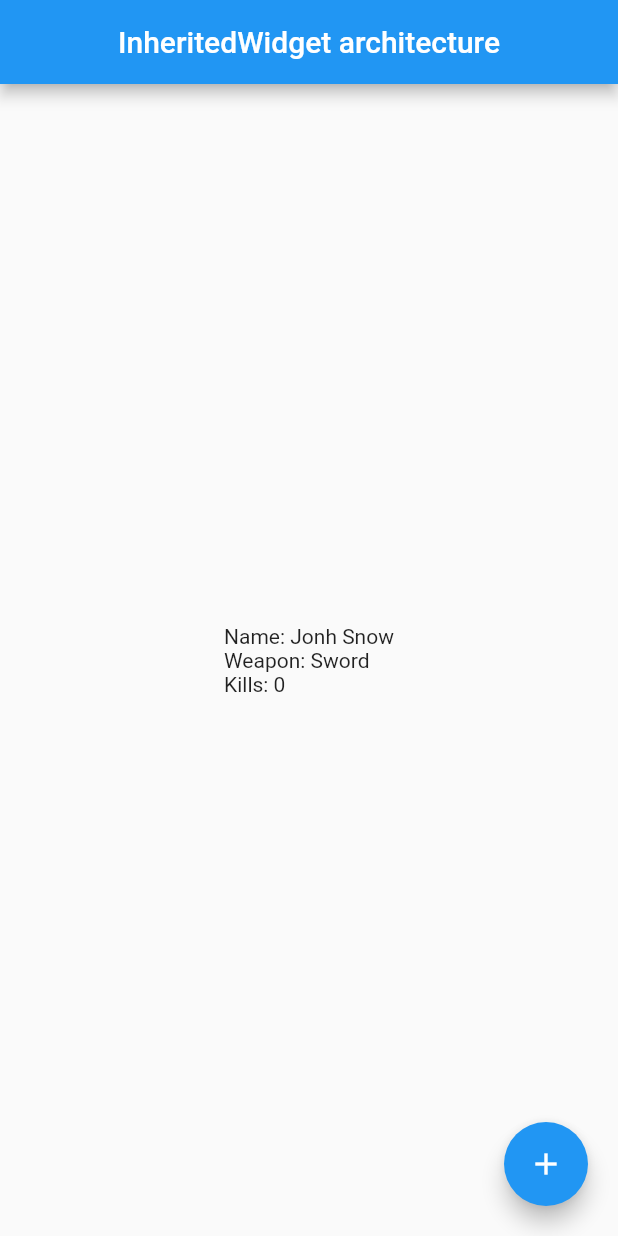
After one commit to Elfsilon/flutter_study, a Flutter app: the screen it shows after launch, on a phone screen of 412 x 824 dp. The commit adds this screen. Run offline on Flutter 3.47's test engine with Material 2 defaults, Android fonts, the phone set to English and light mode, and no system bars; our stand-ins replace email_validator, firebase_auth, firebase_core; accounts and stored records are empty.

Commit message:
learned mutable and immutable InheritedWidget

```diff
--- a/studyapp2_architectures/lib/inherited_widget_way/inherited_counter.dart
+++ /dev/null
@@ -1,17 +0,0 @@
-import 'package:flutter/material.dart';
-
-class InheritedCounter extends InheritedWidget {
-  const InheritedCounter({
-    super.key,
-    required super.child,
-  });
-
-  static InheritedCounter? of(BuildContext context) {
-    final result = context.dependOnInheritedWidgetOfExactType<InheritedCounter>();
-    assert(result != null, "No InheritedCounter found in context");
-    return result;
-  }
-
-  @override
-  bool updateShouldNotify(InheritedCounter oldWidget) => true;
-}
--- /dev/null
+++ b/studyapp2_architectures/lib/inherited_widget_way/inherited_way.dart
@@ -0,0 +1,45 @@
+import 'package:flutter/material.dart';
+import 'package:studyapp2_architectures/inherited_widget_way/user_info.dart';
+import 'package:studyapp2_architectures/inherited_widget_way/user_state.dart';
+
+class InheritedWay extends StatelessWidget {
+  const InheritedWay({
+    super.key,
+  });
+
+  @override
+  Widget build(BuildContext context){
+    return Scaffold(
+      appBar: AppBar(
+        title: const Text("InheritedWidget architecture"),
+        centerTitle: true,
+      ),
+      body: const UserState(
+        child: Layout(),
+      ),
+    );
+  }
+}
+
+class Layout extends StatelessWidget {
+  const Layout({
+    Key? key,
+  }) : super(key: key);
+
+  @override
+  Widget build(BuildContext context) {
+    return Stack(
+      children: [
+        const Center(child: UserInfo()),
+        Positioned(
+          right: 20,
+          bottom: 20,
+          child: FloatingActionButton(
+            onPressed: () => UserState.of(context).kill(),
+            child: const Icon(Icons.add),
+          ),
+        ),
+      ],
+    );
+  }
+}
--- a/studyapp2_architectures/lib/inherited_widget_way/inherited_widget_home.dart
+++ /dev/null
@@ -1,19 +0,0 @@
-import 'package:flutter/material.dart';
-
-class InheritedWidgetHome extends StatefulWidget {
-  const InheritedWidgetHome({ Key? key }) : super(key: key);
-
-  @override
-  _InheritedWidgetHomeState createState() => _InheritedWidgetHomeState();
-}
-
-class _InheritedWidgetHomeState extends State<InheritedWidgetHome> {
-  @override
-  Widget build(BuildContext context) {
-    return const Scaffold(
-      body: Center(
-        child: Text('Flutter with InheritedWidget'),
-      ),
-    );
-  }
-}
--- /dev/null
+++ b/studyapp2_architectures/lib/inherited_widget_way/user_info.dart
@@ -0,0 +1,22 @@
+import 'package:flutter/material.dart';
+import 'package:studyapp2_architectures/inherited_widget_way/user_state.dart';
+
+class UserInfo extends StatelessWidget {
+  const UserInfo({
+    super.key,
+  });
+
+  @override
+  Widget build(BuildContext context){
+    final user = UserState.of(context);
+    return Column(
+      crossAxisAlignment: CrossAxisAlignment.start,
+      mainAxisSize: MainAxisSize.min,
+      children: [
+        Text("Name: ${user.name}"),
+        Text("Weapon: ${user.weapon}"),
+        Text("Kills: ${user.kills}"),
+      ],
+    );
+  }
+}
--- /dev/null
+++ b/studyapp2_architectures/lib/inherited_widget_way/user_state.dart
@@ -0,0 +1,69 @@
+import 'package:flutter/material.dart';
+
+class UserState extends StatefulWidget {
+  const UserState({
+    super.key,
+    required this.child,
+  });
+
+  final Widget child;
+
+  static UserStateState of(BuildContext context, { bool build = true }) {
+    final result = build
+      ? context.dependOnInheritedWidgetOfExactType<InheritedUserState>()
+      : context.findAncestorWidgetOfExactType<InheritedUserState>();
+    assert(result != null, "No UserState found in context");
+    return result!.data;
+  }
+
+  @override
+  UserStateState createState() => UserStateState();
+}
+
+class UserStateState extends State<UserState> {
+  // 1. We need to add field here
+  String name = "Jonh Snow";
+  String weapon = "Sword";
+  int kills = 0;
+
+  void kill() {
+    setState(() {
+      kills++;
+    });
+  }
+
+  @override
+  Widget build(BuildContext context) {
+    return InheritedUserState(
+      // 2. We need to duplicate code here
+      name: name,
+      weapon: weapon,
+      kills: kills,
+      data: this,
+      child: widget.child,
+    );
+  }
+}
+
+class InheritedUserState extends InheritedWidget {
+  const InheritedUserState({
+    super.key,
+    // 3. We need to dublicate code here
+    required this.name,
+    required this.weapon,
+    required this.kills,
+    required this.data,
+    required super.child,
+  });
+
+  // 4. And finally, duplicate here -> It's seems no good
+  final String name;
+  final String weapon;
+  final int kills;
+  final UserStateState data;
+
+  @override
+  bool updateShouldNotify(InheritedUserState oldWidget) =>
+    // 5. Seriously, it's kind of joke, must update logic here -> see @notes.md
+    kills != oldWidget.kills || name != oldWidget.name || weapon != oldWidget.weapon;
+}
--- a/studyapp2_architectures/lib/main.dart
+++ b/studyapp2_architectures/lib/main.dart
@@ -1,5 +1,5 @@
 import 'package:flutter/material.dart';
-import 'package:studyapp2_architectures/inherited_widget_way/inherited_widget_home.dart';
+import 'package:studyapp2_architectures/inherited_widget_way/inherited_way.dart';
 
 void main() {
   runApp(const MyApp());
@@ -12,12 +12,12 @@ class MyApp extends StatelessWidget {
   @override
   Widget build(BuildContext context) {
     return MaterialApp(
-      title: 'Flutter Demo',
+      title: 'Flutter architects',
       debugShowCheckedModeBanner: false,
       theme: ThemeData(
-        primarySwatch: Colors.lightGreen,
+        primarySwatch: Colors.blue,
       ),
-      home: const InheritedWidgetHome(),
+      home: const InheritedWay(),
     );
   }
 }
```
Also changed, not shown: 1 other file.
